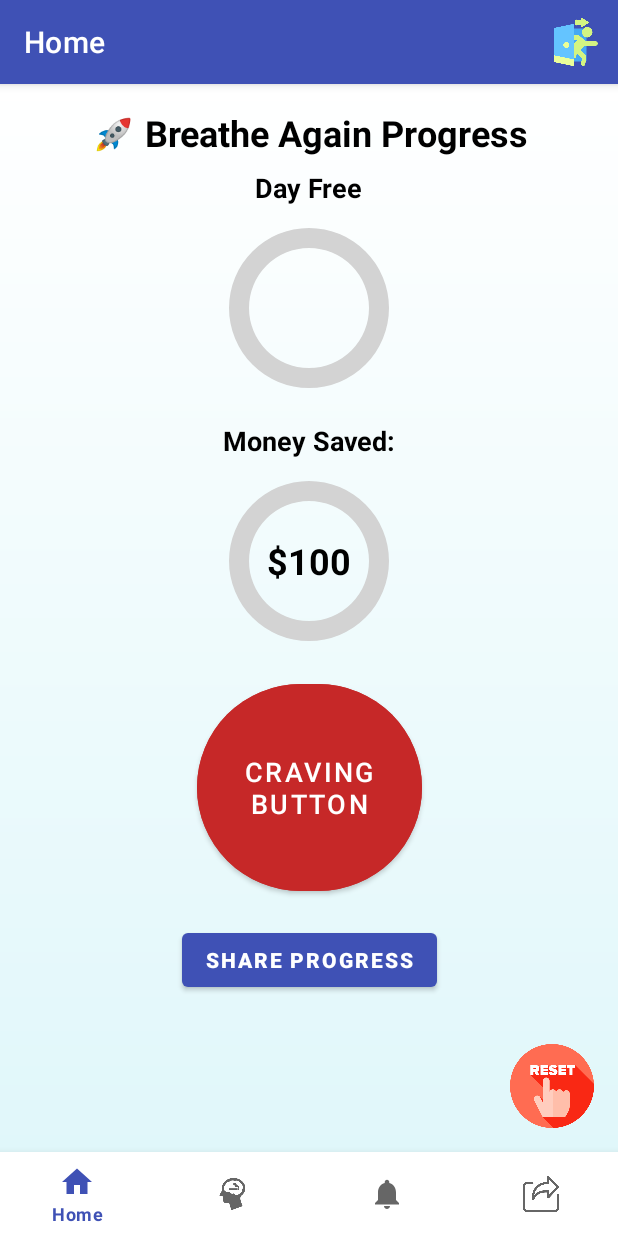
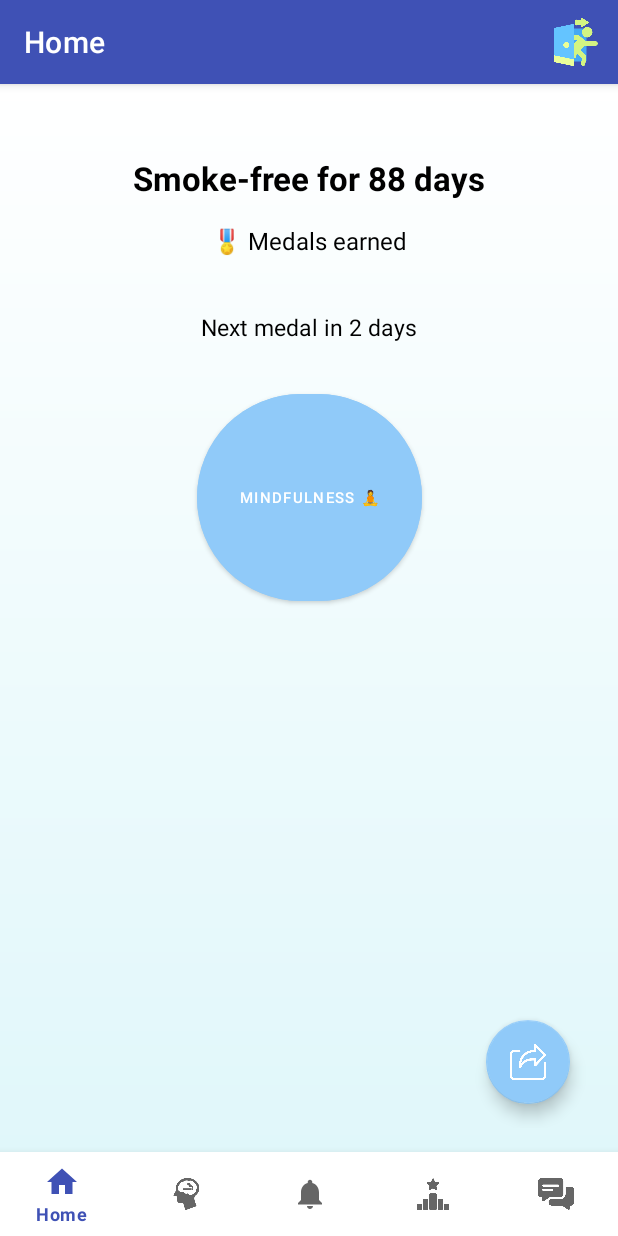
Before and after one commit to galDeri23/Breathe-Again-Final-Project, an Android app: the screen it shows after launch once a user with an empty profile is signed in (MainActivity), on a phone screen of 412 x 824 dp. Run offline under Robolectric (Android 15) with nearby library versions, the light colour scheme and no system bars; our stand-ins replace Firebase (no records; nobody signed in at launch, a user with empty details on screens opened directly), navigation-ui; 1 statement that could not run was skipped.

Commit message:
Changing the home screen design, adding a chat bot, adding motivational messages

```diff
--- /dev/null
+++ b/app/src/main/java/com/example/finalproject_breathe_again/ui/chat/ChatMessage.kt
@@ -0,0 +1,6 @@
+package com.example.finalproject_breathe_again.ui.chat
+
+data class ChatMessage(
+    val message: String,
+    val isUser: Boolean
+)
--- a/app/src/main/res/layout/fragment_home.xml
+++ b/app/src/main/res/layout/fragment_home.xml
@@ -3,153 +3,95 @@
     xmlns:app="http://schemas.android.com/apk/res-auto"
     android:layout_width="match_parent"
     android:layout_height="match_parent"
-    xmlns:tools="http://schemas.android.com/tools"
-    android:background="@drawable/gradient_background">
+    android:background="@drawable/gradient_background"
+    android:padding="16dp">
 
-    <!-- Title -->
+    <!-- Days Free -->
     <com.google.android.material.textview.MaterialTextView
-        android:id="@+id/tv_title"
+        android:id="@+id/tvDaysFree"
         android:layout_width="wrap_content"
         android:layout_height="wrap_content"
-        android:text="@string/breathe_again_progress"
-        android:textSize="24sp"
+        android:text="Smoke-free for 88 days"
+        android:textSize="22sp"
         android:textStyle="bold"
         android:textColor="@color/black"
+        android:layout_marginTop="32dp"
         app:layout_constraintTop_toTopOf="parent"
         app:layout_constraintStart_toStartOf="parent"
-        app:layout_constraintEnd_toEndOf="parent"
-        android:layout_marginTop="16dp" />
+        app:layout_constraintEnd_toEndOf="parent" />
 
-    <!-- Day Free Label -->
+    <!-- Medals Label -->
     <com.google.android.material.textview.MaterialTextView
-        android:id="@+id/tv_days_free_label"
+        android:id="@+id/tvMedalsLabel"
         android:layout_width="wrap_content"
         android:layout_height="wrap_content"
-        android:text="Day Free"
-        android:textSize="18sp"
-        android:textStyle="bold"
+        android:text="🎖️ Medals earned"
+        android:textSize="16sp"
         android:textColor="@color/black"
-        app:layout_constraintTop_toBottomOf="@id/tv_title"
+        android:layout_marginTop="16dp"
+        app:layout_constraintTop_toBottomOf="@id/tvDaysFree"
         app:layout_constraintStart_toStartOf="parent"
-        app:layout_constraintEnd_toEndOf="parent"
-        android:layout_marginTop="8dp" />
+        app:layout_constraintEnd_toEndOf="parent" />
 
-    <!-- Circular Progress Bar - Smoke-Free Days -->
-    <RelativeLayout
-        android:id="@+id/progress_days_container"
-        android:layout_width="120dp"
-        android:layout_height="120dp"
-        app:layout_constraintTop_toBottomOf="@id/tv_days_free_label"
-        app:layout_constraintStart_toStartOf="parent"
-        app:layout_constraintEnd_toEndOf="parent"
-        android:layout_marginTop="8dp">
-
-        <androidx.core.widget.ContentLoadingProgressBar
-            android:id="@+id/progressCircularDays"
-            android:layout_width="match_parent"
-            android:layout_height="match_parent"
-            android:max="100"
-            android:progress="0"
-            android:indeterminateOnly="false"
-            android:progressDrawable="@drawable/circular_progress" />
-
-        <com.google.android.material.textview.MaterialTextView
-            android:id="@+id/tv_days_value"
-            android:layout_width="wrap_content"
-            android:layout_height="wrap_content"
-            android:layout_centerInParent="true"
-            tools:text="15"
-            android:textSize="24sp"
-            android:textStyle="bold"
-            android:textColor="@color/black" />
-    </RelativeLayout>
-
-    <!-- Save Money Label -->
-    <com.google.android.material.textview.MaterialTextView
-        android:id="@+id/tv_save_money_label"
+    <!-- Medals (בלי כרטיס) -->
+    <LinearLayout
+        android:id="@+id/medalContainer"
         android:layout_width="wrap_content"
         android:layout_height="wrap_content"
-        android:text="@string/money_saved"
-        android:textSize="18sp"
-        android:textStyle="bold"
+        android:orientation="horizontal"
+        android:gravity="center"
+        android:padding="8dp"
+        android:layout_marginTop="8dp"
+        android:layout_marginBottom="8dp"
+        android:clipChildren="false"
+        android:clipToPadding="false"
+        android:animateLayoutChanges="true"
+        app:layout_constraintTop_toBottomOf="@id/tvMedalsLabel"
+        app:layout_constraintStart_toStartOf="parent"
+        app:layout_constraintEnd_toEndOf="parent" />
+
+    <!-- Next Goal -->
+    <com.google.android.material.textview.MaterialTextView
+        android:id="@+id/tvNextGoal"
+        android:layout_width="wrap_content"
+        android:layout_height="wrap_content"
+        android:text="Next medal in 2 days"
+        android:textSize="15sp"
         android:textColor="@color/black"
-        app:layout_constraintTop_toBottomOf="@id/progress_days_container"
+        android:layout_marginTop="12dp"
+        app:layout_constraintTop_toBottomOf="@id/medalContainer"
         app:layout_constraintStart_toStartOf="parent"
-        app:layout_constraintEnd_toEndOf="parent"
-        android:layout_marginTop="16dp" />
-
-    <!-- Circular Progress Bar - Money Saved -->
-    <RelativeLayout
-        android:id="@+id/progress_money_container"
-        android:layout_width="120dp"
-        android:layout_height="120dp"
-        app:layout_constraintTop_toBottomOf="@id/tv_save_money_label"
-        app:layout_constraintStart_toStartOf="parent"
-        app:layout_constraintEnd_toEndOf="parent"
-        android:layout_marginTop="8dp">
-
-        <androidx.core.widget.ContentLoadingProgressBar
-            android:id="@+id/progress_circular_money"
-            android:layout_width="match_parent"
-            android:layout_height="match_parent"
-            android:progress="50"
-            android:max="1000"
-            android:indeterminate="false"
-            android:progressDrawable="@drawable/circular_progress" />
-
-        <com.google.android.material.textview.MaterialTextView
-            android:id="@+id/tv_money_value"
-            android:layout_width="wrap_content"
-            android:layout_height="wrap_content"
-            android:layout_centerInParent="true"
-            android:text="@string/_100"
-            android:textSize="24sp"
-            android:textStyle="bold"
-            android:textColor="@color/black" />
-    </RelativeLayout>
+        app:layout_constraintEnd_toEndOf="parent" />
 
     <!-- Craving Button -->
     <com.google.android.material.button.MaterialButton
         android:id="@+id/btn_craving"
         android:layout_width="150dp"
         android:layout_height="150dp"
-        android:backgroundTint="@color/red"
-        android:text="@string/craving_button"
+        android:backgroundTint="@color/blue_light"
+        android:text="@string/Mindfulness"
         android:textColor="@color/white"
-        android:textSize="18sp"
-        app:cornerRadius="75dp"
-        app:layout_constraintTop_toBottomOf="@id/progress_money_container"
+        android:textSize="10sp"
+        app:cornerRadius="80dp"
+        android:layout_marginTop="28dp"
+        app:layout_constraintTop_toBottomOf="@id/tvNextGoal"
         app:layout_constraintStart_toStartOf="parent"
-        app:layout_constraintEnd_toEndOf="parent"
-        android:layout_marginTop="16dp" />
+        app:layout_constraintEnd_toEndOf="parent" />
 
-    <!-- Share Progress Button -->
-    <com.google.android.material.button.MaterialButton
-        android:id="@+id/btn_share"
+    <!-- Floating Share Button -->
+    <com.google.android.material.floatingactionbutton.FloatingActionButton
+        android:id="@+id/fab_share"
         android:layout_width="wrap_content"
         android:layout_height="wrap_content"
-        android:text="@string/share_progress"
-        android:textColor="@color/white"
-        android:textStyle="bold"
-        app:layout_constraintTop_toBottomOf="@id/btn_craving"
-        app:layout_constraintStart_toStartOf="parent"
-        app:layout_constraintEnd_toEndOf="parent"
-        android:layout_marginTop="16dp" />
+        android:layout_margin="16dp"
+        android:contentDescription="Share"
+        app:srcCompat="@drawable/share"
+        app:tint="@android:color/white"
+        app:backgroundTint="@color/blue_light"
+        app:layout_constraintBottom_toBottomOf="parent"
+        app:layout_constraintEnd_toEndOf="parent" />
 
-    <!-- Reset Button -->
-    <androidx.appcompat.widget.AppCompatImageView
-        android:id="@+id/img_reset"
-        android:layout_width="56dp"
-        android:layout_height="56dp"
-        android:src="@drawable/reset"
-        android:contentDescription="@string/reset_button"
-        android:elevation="8dp"
-        app:layout_constraintBottom_toBottomOf="parent"
-        app:layout_constraintEnd_toEndOf="parent"
-        android:layout_marginEnd="16dp"
-        android:layout_marginBottom="16dp" />
-
-    <!-- Loading ProgressBar -->
+    <!-- Loading Spinner -->
     <ProgressBar
         android:id="@+id/progressBar"
         android:layout_width="wrap_content"
--- a/app/src/main/res/menu/bottom_nav_menu.xml
+++ b/app/src/main/res/menu/bottom_nav_menu.xml
@@ -18,7 +18,12 @@
 
     <item
         android:id="@+id/navigation_share"
-        android:icon="@drawable/share"
+        android:icon="@drawable/goal"
         android:title="@string/title_share" />
 
+    <item
+        android:id="@+id/navigation_chat"
+        android:icon="@drawable/chat"
+        android:title="Chat" />
+
 </menu>
--- a/app/src/main/res/menu/menu_main.xml
+++ b/app/src/main/res/menu/menu_main.xml
@@ -6,4 +6,6 @@
         android:icon="@drawable/ic_logout"
         android:title="@string/log_out"
         app:showAsAction="ifRoom" />
+
+
 </menu>
--- a/app/src/main/res/navigation/mobile_navigation.xml
+++ b/app/src/main/res/navigation/mobile_navigation.xml
@@ -66,5 +66,10 @@
         android:label="Game"
         tools:layout="@layout/fragment_game" />
 
+    <fragment
+        android:id="@+id/navigation_chat"
+        android:name="com.example.finalproject_breathe_again.ui.chat.ChatBotFragment"
+        android:label="Chat"
+        tools:layout="@layout/fragment_chat_bot" />
 
 </navigation>
--- a/app/src/main/res/values/colors.xml
+++ b/app/src/main/res/values/colors.xml
@@ -10,6 +10,7 @@
     <color name="green">#C8E6C9</color>
     <color name="red">#FFC62828</color>
     <color name="blue">#3F51B5</color>
+    <color name="blue_light">#90CAF9</color>
     <color name="blue_dark">#303F9F</color>
     <color name="gray_light">#D3D3D3</color>
     <color name="dark_red">#B71C1C</color>
--- a/app/src/main/res/values/strings.xml
+++ b/app/src/main/res/values/strings.xml
@@ -1,8 +1,8 @@
 <resources>
     <string name="app_name">Breathe Again</string>
     <string name="title_home">Home</string>
-    <string name="title_craving">Craving</string>
-    <string name="title_share">Share</string>
+    <string name="title_craving">Mindfulness</string>
+    <string name="title_share">Achievements</string>
     <string name="title_notifications">Notifications</string>
     <string name="login">Login</string>
     <string name="password">Password</string>
@@ -19,10 +19,10 @@
     <string name="days_smoke_free">Days Smoke-Free:</string>
     <string name="money_saved">Money Saved:</string>
     <string name="craving">CRAVING</string>
-    <string name="breathe_again_progress">🚀 Breathe Again Progress</string>
+    <string name="breathe_again_progress">Breathe Again 🫁🧘‍♂️</string>
     <string name="_100">$100</string>
     <string name="share_progress">Share Progress</string>
-    <string name="craving_button">craving button</string>
+    <string name="Mindfulness">Mindfulness 🧘</string>
     <string name="reset_button">reset button</string>
     <string name="smoke_free_days_15">Smoke free days: 15</string>
     <string name="money_saved_100">Money Saved: $100</string>
```
Also changed, not shown: app/src/main/java/com/example/finalproject_breathe_again/MainActivity.kt (+4 -7 lines), app/src/main/java/com/example/finalproject_breathe_again/ui/chat/ChatAdapter.kt (added, +42 -0 lines), app/src/main/java/com/example/finalproject_breathe_again/ui/chat/ChatBotFragment.kt (added, +93 -0 lines), app/src/main/java/com/example/finalproject_breathe_again/ui/home/HomeFragment.kt (+52 -95 lines), app/src/main/java/com/example/finalproject_breathe_again/ui/home/HomeViewModel.kt (+4 -20 lines), app/src/main/java/com/example/finalproject_breathe_again/ui/notifications/NotificationWorker.kt (+43 -26 lines), app/src/main/res/layout/fragment_chat_bot.xml (added, +54 -0 lines), app/src/main/res/layout/fragment_craving.xml (+2 -13 lines), app/src/main/res/layout/item_chat_bot.xml (added, +20 -0 lines), app/src/main/res/layout/item_chat_user.xml (added, +20 -0 lines), app/src/main/res/drawable/chat.png (added), app/src/main/res/drawable/goal.png (added), app/src/main/res/drawable/send.png (added).
